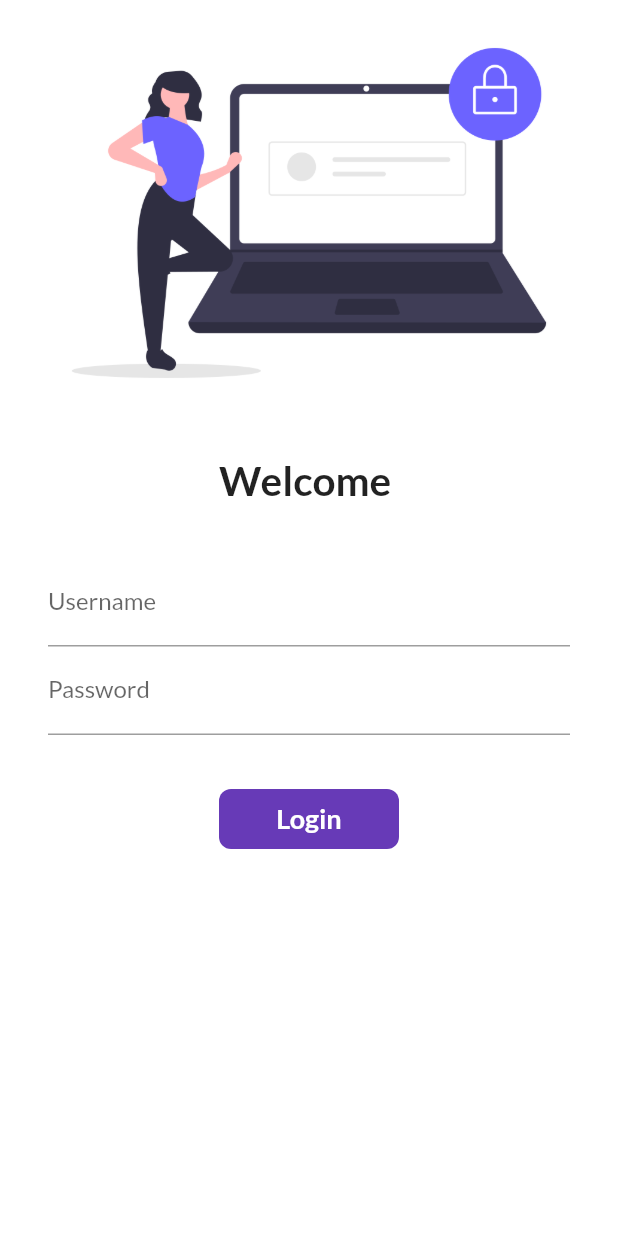
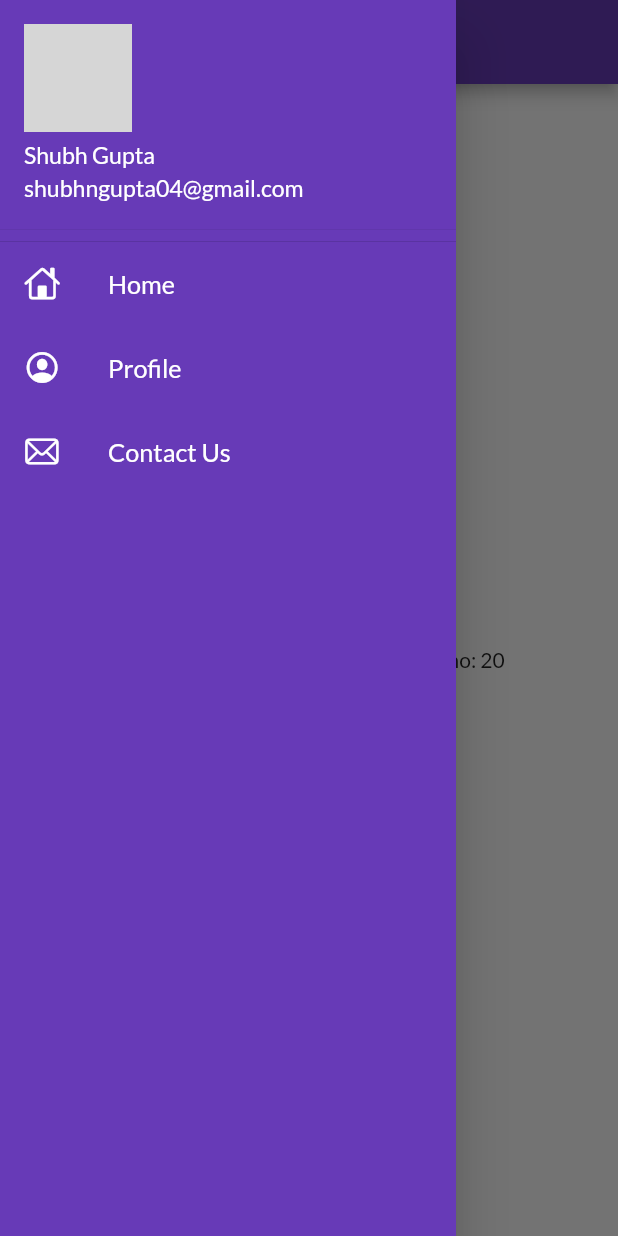
Before and after one commit to Shubh0405/flutter-catalog, a Flutter app: the screen it shows after launch, with the side drawer open (before the commit the screen has no drawer), on a phone screen of 412 x 824 dp. Run offline on Flutter 3.47's test engine with Material 2 defaults, Android fonts, the phone set to English and light mode, and no system bars; our stand-ins replace google_fonts; network calls fail; grey boxes are pictures that could not be loaded.

Commit message:
Drawer code added

```diff
--- a/lib/main.dart
+++ b/lib/main.dart
@@ -21,7 +21,7 @@ class MyApp extends StatelessWidget {
             fontFamily: GoogleFonts.lato().fontFamily),
         darkTheme: ThemeData(brightness: Brightness.dark),
         debugShowCheckedModeBanner: false,
-        initialRoute: "/login",
+        initialRoute: MyRoutes.homeRoute,
         routes: {
           MyRoutes.homeRoute: ((context) => HomePage()),
           MyRoutes.loginRoute: ((context) => LoginPage())
--- a/lib/pages/home_page.dart
+++ b/lib/pages/home_page.dart
@@ -1,7 +1,7 @@
 import 'package:flutter/material.dart';
+import 'package:flutter_application_1/widgets/drawer.dart';
 
 class HomePage extends StatelessWidget {
-
   num days = 20;
   String app_name = "FoodMall";
 
@@ -13,10 +13,9 @@ class HomePage extends StatelessWidget {
       ),
       body: Center(
         child: Container(
-            child: Text("Hello! Welcome to $app_name ! token no: $days")
+            child: Text("Hello! Welcome to $app_name ! token no: $days")),
       ),
-        ),
-        drawer: Drawer(),
+      drawer: MyDrawer(),
     );
   }
 }
--- /dev/null
+++ b/lib/widgets/drawer.dart
@@ -0,0 +1,75 @@
+import 'package:flutter/cupertino.dart';
+import 'package:flutter/material.dart';
+
+class MyDrawer extends StatelessWidget {
+  final ImageURL =
+      "https://cloudfront-us-east-2.images.arcpublishing.com/reuters/5WJ6WOIYKRNB3CF36QNZUHOJZI.jpg";
+
+  @override
+  Widget build(BuildContext context) {
+    return Drawer(
+      child: Container(
+          color: Colors.deepPurple,
+          child: ListView(padding: EdgeInsets.zero, children: [
+            DrawerHeader(
+                margin: EdgeInsets.zero,
+                padding: EdgeInsets.zero,
+                child: UserAccountsDrawerHeader(
+                  currentAccountPicture: CircleAvatar(
+                    backgroundImage: NetworkImage(ImageURL),
+                  ),
+                  accountName: Text(
+                    "Shubh Gupta",
+                    textScaleFactor: 1.1,
+                  ),
+                  accountEmail: Text(
+                    "shubhngupta04@gmail.com",
+                    textScaleFactor: 1.1,
+                  ),
+                )),
+            const ListTile(
+              title: Text(
+                "Home",
+                style: TextStyle(
+                  color: Colors.white,
+                  // fontWeight: FontWeight.bold,
+                ),
+                textScaleFactor: 1.2,
+              ),
+              leading: Icon(
+                CupertinoIcons.home,
+                color: Colors.white,
+              ),
+            ),
+            const ListTile(
+              title: Text(
+                "Profile",
+                style: TextStyle(
+                  color: Colors.white,
+                  // fontWeight: FontWeight.bold,
+                ),
+                textScaleFactor: 1.2,
+              ),
+              leading: Icon(
+                CupertinoIcons.profile_circled,
+                color: Colors.white,
+              ),
+            ),
+            const ListTile(
+              title: Text(
+                "Contact Us",
+                style: TextStyle(
+                  color: Colors.white,
+                  // fontWeight: FontWeight.bold,
+                ),
+                textScaleFactor: 1.2,
+              ),
+              leading: Icon(
+                CupertinoIcons.envelope,
+                color: Colors.white,
+              ),
+            )
+          ])),
+    );
+  }
+}
```
Also changed, not shown: lib/pages/login_page.dart (+43 -25 lines), assets/images/hey_image.png (added). Lines whose indentation alone changed are shown as unchanged.
